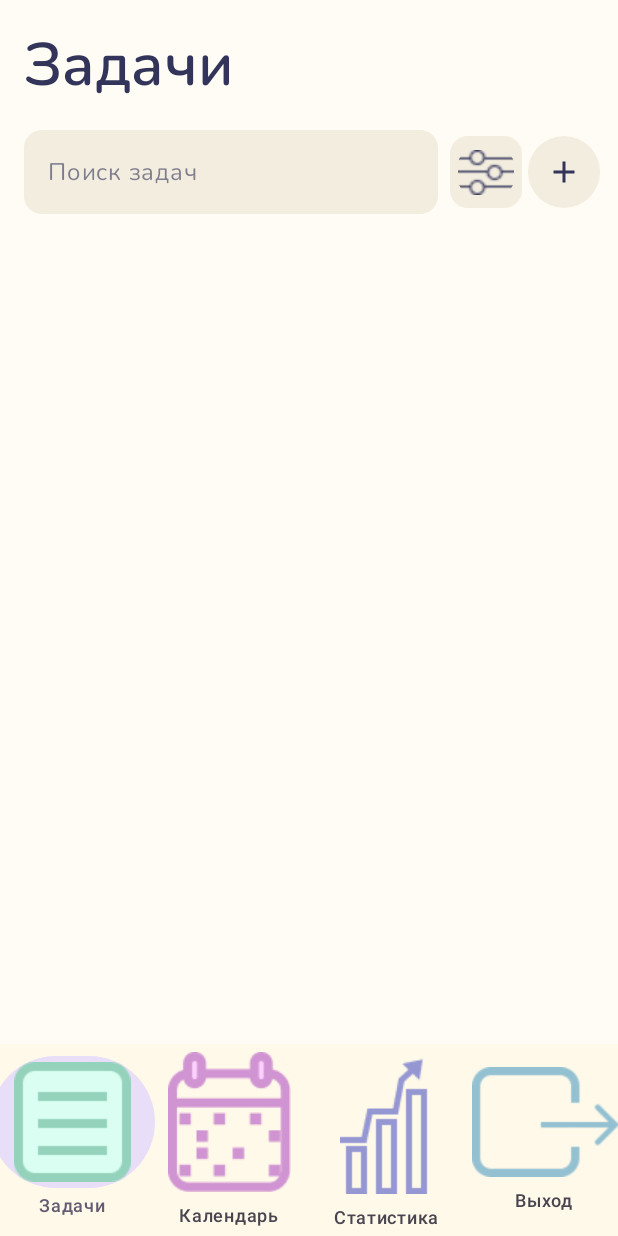
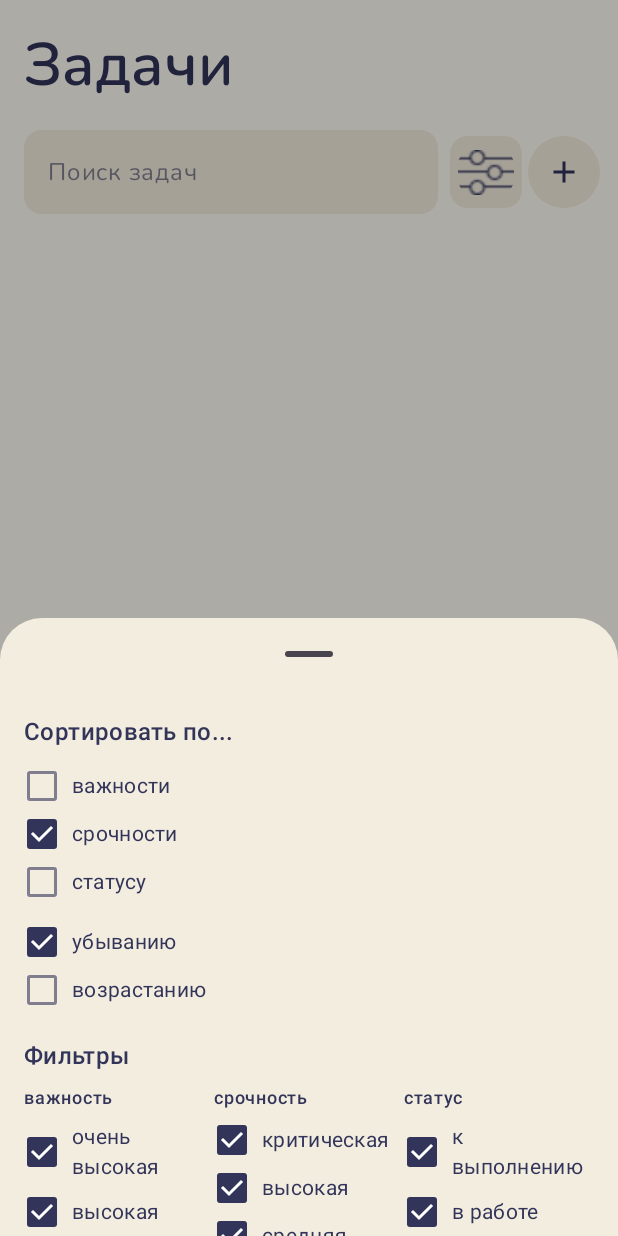
Before and after one commit to zumassh/TaskManagerKotlin, an Android app built with Jetpack Compose: the TaskScreen screen opened through its navigation route, after a tap on "Фильтр", on a phone screen of 412 x 824 dp. Run offline under Robolectric (Android 15) with nearby library versions, the phone set to English and light mode, and no system bars; our stand-ins replace Dagger/Hilt's generated code, Firebase (no records; nobody signed in at launch, a user with empty details on screens opened directly); libraries missing offline, so code that uses them is left out: com.firebase.ui; 2 statements that could not run were skipped.

Commit message:
feat: filters and ordering

```diff
--- /dev/null
+++ b/app/src/main/java/com/example/taskmanager/presentation/tasks/TaskFilter.kt
@@ -0,0 +1,350 @@
+import androidx.compose.foundation.clickable
+import androidx.compose.foundation.layout.Arrangement
+import androidx.compose.material3.ExperimentalMaterial3Api
+import androidx.compose.material3.ModalBottomSheet
+import androidx.compose.material3.rememberModalBottomSheetState
+import androidx.compose.runtime.Composable
+import androidx.compose.runtime.collectAsState
+import com.example.taskmanager.presentation.tasks.TaskViewModel
+import androidx.compose.foundation.layout.Column
+import androidx.compose.foundation.layout.Row
+import androidx.compose.foundation.layout.fillMaxWidth
+import androidx.compose.foundation.layout.padding
+import androidx.compose.material3.Text
+import androidx.compose.ui.Modifier
+import androidx.compose.material3.MaterialTheme
+import androidx.compose.material3.OutlinedButton
+import androidx.compose.ui.unit.dp
+import com.example.taskmanager.data.model.TaskPriority
+import com.example.taskmanager.data.model.TaskStatus
+import com.example.taskmanager.data.model.TaskUrgency
+import androidx.compose.foundation.layout.Spacer
+import androidx.compose.foundation.layout.height
+import androidx.compose.foundation.layout.size
+import androidx.compose.foundation.rememberScrollState
+import androidx.compose.foundation.verticalScroll
+import androidx.compose.runtime.getValue
+import androidx.compose.material3.Button
+import androidx.compose.material3.ButtonDefaults
+import androidx.compose.material3.Checkbox
+import androidx.compose.material3.CheckboxDefaults
+import androidx.compose.ui.Alignment
+import com.example.taskmanager.presentation.theme.mediumAccent
+import com.example.taskmanager.presentation.theme.textColor
+
+@OptIn(ExperimentalMaterial3Api::class)
+@Composable
+fun TaskFilter(
+    viewModel: TaskViewModel,
+    onApply: () -> Unit,
+    onDismiss: () -> Unit
+) {
+    val currentSort by viewModel.sort.collectAsState()
+    val currentFilters by viewModel.filters.collectAsState()
+
+    ModalBottomSheet(
+        onDismissRequest = onDismiss,
+        sheetState = rememberModalBottomSheetState(),
+        containerColor = mediumAccent
+    ) {
+        Column(
+            modifier = Modifier
+                .padding(16.dp)
+                .verticalScroll(rememberScrollState())
+        ) {
+            Text(
+                text = "Сортировать по...",
+                style = MaterialTheme.typography.titleMedium.copy(color = textColor),
+                modifier = Modifier.padding(bottom = 8.dp)
+            )
+
+            Column {
+                CheckboxWithText(
+                    text = "важности",
+                    checked = currentSort.field == TaskViewModel.SortField.PRIORITY,
+                    onCheckedChange = {
+                        viewModel.updateSort(field = TaskViewModel.SortField.PRIORITY)
+                    }
+                )
+                CheckboxWithText(
+                    text = "срочности",
+                    checked = currentSort.field == TaskViewModel.SortField.URGENCY,
+                    onCheckedChange = {
+                        viewModel.updateSort(field = TaskViewModel.SortField.URGENCY)
+                    }
+                )
+                CheckboxWithText(
+                    text = "статусу",
+                    checked = currentSort.field == TaskViewModel.SortField.STATUS,
+                    onCheckedChange = {
+                        viewModel.updateSort(field = TaskViewModel.SortField.STATUS)
+                    }
+                )
+            }
+
+            Column(modifier = Modifier.padding(top = 8.dp)) {
+                CheckboxWithText(
+                    text = "убыванию",
+                    checked = currentSort.order == TaskViewModel.SortOrder.DESCENDING,
+                    onCheckedChange = {
+                        viewModel.updateSort(order = TaskViewModel.SortOrder.DESCENDING)
+                    }
+                )
+                CheckboxWithText(
+                    text = "возрастанию",
+                    checked = currentSort.order == TaskViewModel.SortOrder.ASCENDING,
+                    onCheckedChange = {
+                        viewModel.updateSort(order = TaskViewModel.SortOrder.ASCENDING)
+                    }
+                )
+            }
+
+            Spacer(modifier = Modifier.height(16.dp))
+
+            Text(
+                text = "Фильтры",
+                style = MaterialTheme.typography.titleMedium,
+                modifier = Modifier.padding(bottom = 8.dp)
+            )
+
+            Row(
+                modifier = Modifier.fillMaxWidth(),
+                horizontalArrangement = Arrangement.SpaceBetween
+            ) {
+                Column(modifier = Modifier.weight(1f)) {
+                    Text(
+                        text = "важность",
+                        style = MaterialTheme.typography.labelMedium,
+                        modifier = Modifier.padding(bottom = 4.dp)
+                    )
+                    CheckboxWithText(
+                        text = "очень высокая",
+                        checked = currentFilters.priorities.contains(TaskPriority.VERY_HIGH),
+                        onCheckedChange = { checked ->
+                            viewModel.updateFilters(
+                                priorities = if (checked) {
+                                    currentFilters.priorities + TaskPriority.VERY_HIGH
+                                } else {
+                                    currentFilters.priorities - TaskPriority.VERY_HIGH
+                                }
+                            )
+                        }
+                    )
+                    CheckboxWithText(
+                        text = "высокая",
+                        checked = currentFilters.priorities.contains(TaskPriority.HIGH),
+                        onCheckedChange = { checked ->
+                            viewModel.updateFilters(
+                                priorities = if (checked) {
+                                    currentFilters.priorities + TaskPriority.HIGH
+                                } else {
+                                    currentFilters.priorities - TaskPriority.HIGH
+                                }
+                            )
+                        }
+                    )
+                    CheckboxWithText(
+                        text = "средняя",
+                        checked = currentFilters.priorities.contains(TaskPriority.MEDIUM),
+                        onCheckedChange = { checked ->
+                            viewModel.updateFilters(
+                                priorities = if (checked) {
+                                    currentFilters.priorities + TaskPriority.MEDIUM
+                                } else {
+                                    currentFilters.priorities - TaskPriority.MEDIUM
+                                }
+                            )
+                        }
+                    )
+                    CheckboxWithText(
+                        text = "низкая",
+                        checked = currentFilters.priorities.contains(TaskPriority.LOW),
+                        onCheckedChange = { checked ->
+                            viewModel.updateFilters(
+                                priorities = if (checked) {
+                                    currentFilters.priorities + TaskPriority.LOW
+                                } else {
+                                    currentFilters.priorities - TaskPriority.LOW
+                                }
+                            )
+                        }
+                    )
+                }
+
+                Column(modifier = Modifier.weight(1f)) {
+                    Text(
+                        text = "срочность",
+                        style = MaterialTheme.typography.labelMedium,
+                        modifier = Modifier.padding(bottom = 4.dp)
+                    )
+                    CheckboxWithText(
+                        text = "критическая",
+                        checked = currentFilters.urgencies.contains(TaskUrgency.CRITICAL),
+                        onCheckedChange = { checked ->
+                            viewModel.updateFilters(
+                                urgencies = if (checked) {
+                                    currentFilters.urgencies + TaskUrgency.CRITICAL
+                                } else {
+                                    currentFilters.urgencies - TaskUrgency.CRITICAL
+                                }
+                            )
+                        }
+                    )
+                    CheckboxWithText(
+                        text = "высокая",
+                        checked = currentFilters.urgencies.contains(TaskUrgency.HIGH),
+                        onCheckedChange = { checked ->
+                            viewModel.updateFilters(
+                                urgencies = if (checked) {
+                                    currentFilters.urgencies + TaskUrgency.HIGH
+                                } else {
+                                    currentFilters.urgencies - TaskUrgency.HIGH
+                                }
+                            )
+                        }
+                    )
+                    CheckboxWithText(
+                        text = "средняя",
+                        checked = currentFilters.urgencies.contains(TaskUrgency.MEDIUM),
+                        onCheckedChange = { checked ->
+                            viewModel.updateFilters(
+                                urgencies = if (checked) {
+                                    currentFilters.urgencies + TaskUrgency.MEDIUM
+                                } else {
+                                    currentFilters.urgencies - TaskUrgency.MEDIUM
+                                }
+                            )
+                        }
+                    )
+                    CheckboxWithText(
+                        text = "без срока",
+                        checked = currentFilters.urgencies.contains(TaskUrgency.WITHOUT_DEADLINE),
+                        onCheckedChange = { checked ->
+                            viewModel.updateFilters(
+                                urgencies = if (checked) {
+                                    currentFilters.urgencies + TaskUrgency.WITHOUT_DEADLINE
+                                } else {
+                                    currentFilters.urgencies - TaskUrgency.WITHOUT_DEADLINE
+                                }
+                            )
+                        }
+                    )
+                    CheckboxWithText(
+                        text = "просроченная",
+                        checked = currentFilters.urgencies.contains(TaskUrgency.OVERDUE),
+                        onCheckedChange = { checked ->
+                            viewModel.updateFilters(
+                                urgencies = if (checked) {
+                                    currentFilters.urgencies + TaskUrgency.OVERDUE
+                                } else {
+                                    currentFilters.urgencies - TaskUrgency.OVERDUE
+                                }
+                            )
+                        }
+                    )
+                }
+
+                Column(modifier = Modifier.weight(1f)) {
+                    Text(
+                        text = "статус",
+                        style = MaterialTheme.typography.labelMedium,
+                        modifier = Modifier.padding(bottom = 4.dp)
+                    )
+                    CheckboxWithText(
+                        text = "к выполнению",
+                        checked = currentFilters.statuses.contains(TaskStatus.TO_DO),
+                        onCheckedChange = { checked ->
+                            viewModel.updateFilters(
+                                statuses = if (checked) {
+                                    currentFilters.statuses + TaskStatus.TO_DO
+                                } else {
+                                    currentFilters.statuses - TaskStatus.TO_DO
+                                }
+                            )
+                        }
+                    )
+                    CheckboxWithText(
+                        text = "в работе",
+                        checked = currentFilters.statuses.contains(TaskStatus.IN_PROGRESS),
+                        onCheckedChange = { checked ->
+                            viewModel.updateFilters(
+                                statuses = if (checked) {
+                                    currentFilters.statuses + TaskStatus.IN_PROGRESS
+                                } else {
+                                    currentFilters.statuses - TaskStatus.IN_PROGRESS
+                                }
+                            )
+                        }
+                    )
+                    CheckboxWithText(
+                        text = "выполнено",
+                        checked = currentFilters.statuses.contains(TaskStatus.DONE),
+                        onCheckedChange = { checked ->
+                            viewModel.updateFilters(
+                                statuses = if (checked) {
+                                    currentFilters.statuses + TaskStatus.DONE
+                                } else {
+                                    currentFilters.statuses - TaskStatus.DONE
+                                }
+                            )
+                        }
+                    )
+                }
+            }
+
+            Row(
+                modifier = Modifier
+                    .fillMaxWidth()
+                    .padding(top = 16.dp),
+                horizontalArrangement = Arrangement.SpaceBetween
+            ) {
+                OutlinedButton(onClick = onDismiss, colors = ButtonDefaults.outlinedButtonColors(
+                    contentColor = textColor,
+                    containerColor = mediumAccent
+                )) {
+                    Text("Отмена")
+                }
+                Button(onClick = {
+                    viewModel.applyFilters()
+                    onApply()
+                }, colors = ButtonDefaults.buttonColors(
+                    containerColor = textColor,
+                    contentColor = MaterialTheme.colorScheme.onPrimary
+                )) {
+                    Text("Применить")
+                }
+            }
+        }
+    }
+}
+
+@Composable
+private fun CheckboxWithText(
+    text: String,
+    checked: Boolean,
+    onCheckedChange: (Boolean) -> Unit,
+    modifier: Modifier = Modifier
+) {
+    Row(
+        verticalAlignment = Alignment.CenterVertically,
+        modifier = modifier
+            .fillMaxWidth()
+            .clickable { onCheckedChange(!checked) }
+            .padding(vertical = 4.dp)
+    ) {
+        Checkbox(
+            checked = checked,
+            onCheckedChange = null,
+            colors = CheckboxDefaults.colors(
+                checkedColor = textColor,
+                uncheckedColor = textColor.copy(alpha = 0.6f)
+            ),
+            modifier = Modifier.size(24.dp)
+        )
+        Text(
+            text = text,
+            style = MaterialTheme.typography.bodyMedium.copy(color = textColor),
+            modifier = Modifier.padding(start = 8.dp)
+        )
+    }
+}
--- a/app/src/main/java/com/example/taskmanager/presentation/tasks/TaskScreen.kt
+++ b/app/src/main/java/com/example/taskmanager/presentation/tasks/TaskScreen.kt
@@ -1,5 +1,6 @@
 package com.example.taskmanager.presentation.tasks
 
+import TaskFilter
 import androidx.compose.foundation.background
 import androidx.compose.foundation.clickable
 import androidx.compose.foundation.layout.*
@@ -29,8 +30,9 @@ import com.example.taskmanager.presentation.theme.textColor
 
 @Composable
 fun TaskScreen(navController: NavHostController, viewModel: TaskViewModel = hiltViewModel()) {
-    val tasks by viewModel.tasks.collectAsState()
+    val tasks by viewModel.filteredAndSortedTasks.collectAsState()
     var searchQuery by remember { mutableStateOf("") }
+    var showFilters by remember { mutableStateOf(false) }
 
     Column(
         modifier = Modifier
@@ -72,7 +74,7 @@ fun TaskScreen(navController: NavHostController, viewModel: TaskViewModel = hilt
             Spacer(modifier = Modifier.width(8.dp))
 
             IconButton(
-                onClick = { /* TODO: открыть фильтры */ },
+                onClick = { showFilters = true },
                 modifier = Modifier
                     .background(
                         color = mediumAccent,
@@ -114,6 +116,15 @@ fun TaskScreen(navController: NavHostController, viewModel: TaskViewModel = hilt
                 )
             }
         }
+    }
+    if (showFilters) {
+        TaskFilter(
+            viewModel = viewModel,
+            onApply = {
+                showFilters = false
+            },
+            onDismiss = { showFilters = false }
+        )
     }
 }
 
--- a/app/src/main/java/com/example/taskmanager/presentation/tasks/TaskViewModel.kt
+++ b/app/src/main/java/com/example/taskmanager/presentation/tasks/TaskViewModel.kt
@@ -11,6 +11,7 @@ import dagger.hilt.android.lifecycle.HiltViewModel
 import kotlinx.coroutines.flow.*
 import kotlinx.coroutines.launch
 import javax.inject.Inject
+
 
 @HiltViewModel
 class TaskViewModel @Inject constructor(
@@ -28,6 +29,103 @@ class TaskViewModel @Inject constructor(
 
     private val _pendingTasks = MutableStateFlow(0)
     val pendingTasks: StateFlow<Int> = _pendingTasks.asStateFlow()
+
+    data class TaskFilters(
+        val priorities: Set<TaskPriority> = TaskPriority.values().toSet(),
+        val urgencies: Set<TaskUrgency> = TaskUrgency.values().toSet(),
+        val statuses: Set<TaskStatus> = TaskStatus.values().toSet()
+    )
+
+    data class TaskSort(
+        val field: SortField = SortField.URGENCY,
+        val order: SortOrder = SortOrder.DESCENDING
+    )
+
+    enum class SortField { URGENCY, PRIORITY, STATUS, CREATION_DATE }
+    enum class SortOrder { ASCENDING, DESCENDING }
+
+    fun getSortFieldDisplayName(field: SortField): String {
+        return when (field) {
+            SortField.URGENCY -> "Срочность"
+            SortField.PRIORITY -> "Приоритет"
+            SortField.STATUS -> "Статус"
+            SortField.CREATION_DATE -> "Дата создания"
+        }
+    }
+
+    fun getSortOrderDisplayName(order: SortOrder): String {
+        return when (order) {
+            SortOrder.ASCENDING -> "По возрастанию"
+            SortOrder.DESCENDING -> "По убыванию"
+        }
+    }
+
+    private val _filters = MutableStateFlow(TaskFilters())
+    val filters: StateFlow<TaskFilters> = _filters.asStateFlow()
+
+    private val _sort = MutableStateFlow(TaskSort())
+    val sort: StateFlow<TaskSort> = _sort.asStateFlow()
+
+    val filteredAndSortedTasks: StateFlow<List<Task>> = combine(
+        _tasks,
+        _filters,
+        _sort
+    ) { tasks, filters, sort ->
+        tasks
+            .filter { task ->
+                filters.priorities.contains(task.priority) &&
+                        filters.statuses.contains(task.status) &&
+                        filters.urgencies.contains(task.calculateUrgency())
+            }
+            .sortedWith(getComparator(sort))
+    }.stateIn(
+        scope = viewModelScope,
+        started = SharingStarted.WhileSubscribed(5000),
+        initialValue = emptyList()
+    )
+
+    fun updateFilters(
+        priorities: Set<TaskPriority>? = null,
+        urgencies: Set<TaskUrgency>? = null,
+        statuses: Set<TaskStatus>? = null
+    ) {
+        _filters.update { current ->
+            current.copy(
+                priorities = priorities ?: current.priorities,
+                urgencies = urgencies ?: current.urgencies,
+                statuses = statuses ?: current.statuses
+            )
+        }
+    }
+
+    fun updateSort(field: SortField? = null, order: SortOrder? = null) {
+        _sort.update { current ->
+            current.copy(
+                field = field ?: current.field,
+                order = order ?: current.order
+            )
+        }
+    }
+
+    private fun getComparator(sort: TaskSort): Comparator<Task> {
+        val comparator = when (sort.field) {
+            SortField.URGENCY -> compareBy<Task> { it.calculateUrgency().ordinal }
+            SortField.PRIORITY -> compareBy<Task> { it.priority.ordinal }
+            SortField.STATUS -> compareBy<Task> { it.status.ordinal }
+            SortField.CREATION_DATE -> compareBy<Task> { it.createdAt }
+        }
+
+        return if (sort.order == SortOrder.DESCENDING) {
+            comparator.reversed()
+        } else {
+            comparator
+        }
+    }
+
+    fun applyFilters() {
+        _filters.value = _filters.value.copy()
+        _sort.value = _sort.value.copy()
+    }
 
     init {
         loadAllTasks()
```
Also changed, not shown: app/src/main/java/com/example/taskmanager/data/model/TaskPriority.kt (+12 -1 lines), app/src/main/java/com/example/taskmanager/data/model/TaskStatus.kt (+11 -1 lines), app/src/main/java/com/example/taskmanager/data/model/TaskUrgency.kt (+13 -1 lines).
